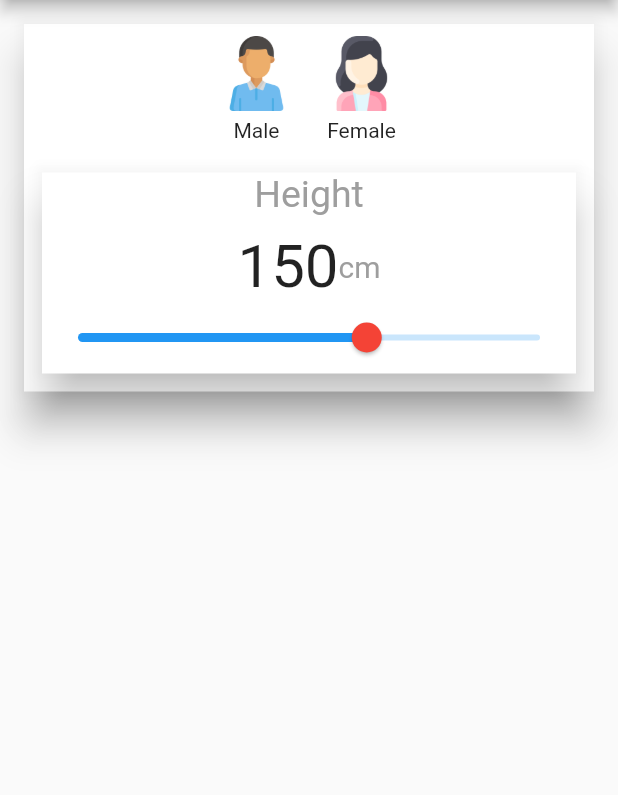
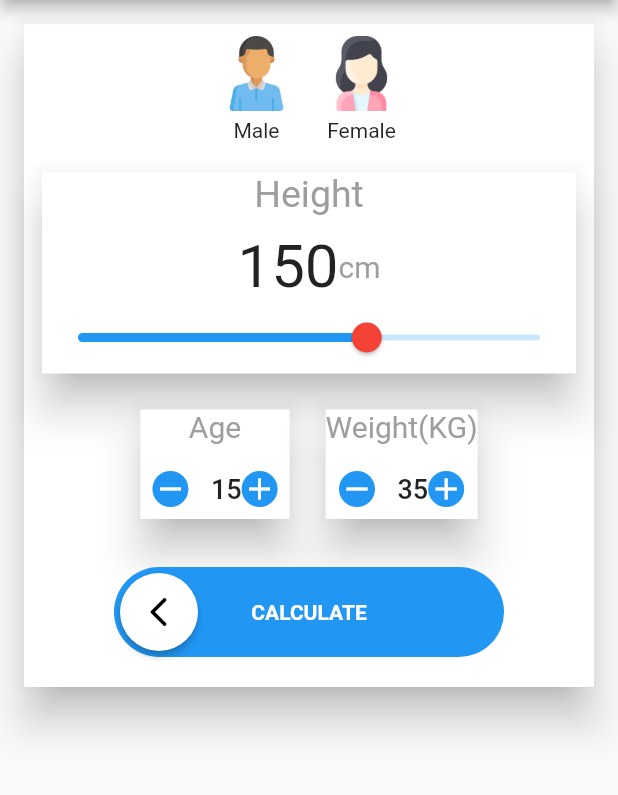
Before and after one commit to Ibrahim-K98han/flutter_bmi_calculator, a Flutter app: the screen it shows after launch, on a phone screen of 412 x 824 dp, the part 84-879 px from its top. Run offline on Flutter 3.47's test engine with Material 2 defaults, Android fonts, the phone set to English and light mode, and no system bars; drawn by our look-alikes of swipeable_button_view; missing offline and left inert: dart:html, flutter_3d_choice_chip.

Commit message:
calculate button added

```diff
--- a/lib/pages/home_screen.dart
+++ b/lib/pages/home_screen.dart
@@ -1,6 +1,10 @@
+import 'dart:html';
+
 import 'package:flutter/material.dart';
 import 'package:flutter_bmi_calculator/height_widget.dart';
+import 'package:flutter_bmi_calculator/widgets/age_weight_widget.dart';
 import 'package:flutter_bmi_calculator/widgets/gender_widget.dart';
+import 'package:swipeable_button_view/swipeable_button_view.dart';
 
 class HomeScreen extends StatefulWidget {
   const HomeScreen({Key? key}) : super(key: key);
@@ -12,6 +16,9 @@ class HomeScreen extends StatefulWidget {
 class _HomeScreenState extends State<HomeScreen> {
   int _gender = 0;
   int _height = 150;
+  int _age = 30;
+  int _weight = 50;
+  bool _isFinished = false;
   @override
   Widget build(BuildContext context) {
     return Scaffold(
@@ -33,7 +40,49 @@ class _HomeScreenState extends State<HomeScreen> {
                 ),
                 HeightWidget(onChange: (heightVal){
                     _height = heightVal;
-                },)
+                },),
+                Row(
+                  mainAxisAlignment: MainAxisAlignment.center,
+                  children: [
+                    AgeWeightWidget(onChange: (ageVal){
+                      _age = ageVal;
+                    },
+                        title: 'Age',
+                        initValue: 15,
+                        min: 0,
+                        max: 100),
+                    AgeWeightWidget(onChange: (weightVal){
+                      _weight = weightVal;
+                    },
+                        title: 'Weight(KG)',
+                        initValue: 35,
+                        min: 0,
+                        max: 200),
+                  ],
+                ),
+                Padding(
+                  padding: const EdgeInsets.symmetric(vertical: 20, horizontal: 60),
+                  child: SwipeableButtonView(
+                      isFinished: _isFinished,
+                      onFinish: (){
+                        setState((){
+                          _isFinished = false;
+                        });
+                      },
+                      onWaitingProcess: (){
+                        Future.delayed(Duration(seconds: 1),(){
+                          setState((){
+                            _isFinished = true;
+                          });
+                        });
+                      },
+                      activeColor: Colors.blue,
+                      buttonWidget: Icon(
+                        Icons.arrow_back_ios_rounded,
+                        color: Colors.black,
+                      ),
+                      buttonText: 'CALCULATE'),
+                )
               ],
             ),
           ),
--- a/lib/widgets/age_weight_widget.dart
+++ b/lib/widgets/age_weight_widget.dart
@@ -18,8 +18,77 @@ class AgeWeightWidget extends StatefulWidget {
 }
 
 class _AgeWeightWidgetState extends State<AgeWeightWidget> {
+
+  int counter = 0;
+
+  @override
+  void initState() {
+    super.initState();
+    counter = widget.initValue;
+  }
+
   @override
   Widget build(BuildContext context) {
-    return Container();
+    return Padding(
+        padding: const EdgeInsets.all(8.0),
+    child: Card(
+    elevation: 12,
+    shape: RoundedRectangleBorder(),
+    child: Column(
+    children: [
+      Text(widget.title, style: TextStyle(fontSize: 20, color: Colors.grey),),
+      SizedBox(height: 10,),
+      Padding(
+        padding: const EdgeInsets.all(8.0),
+        child: Row(
+          children: [
+            InkWell(
+              child: CircleAvatar(
+                radius: 12,
+                backgroundColor: Colors.blue,
+                child:Icon(
+                  Icons.remove,
+                  color: Colors.white,
+                ),
+              ),
+              onTap: (){
+                setState((){
+                  if(counter > widget.min){
+                    counter--;
+                  }
+                });
+                widget.onChange(counter);
+              },
+            ),
+
+            SizedBox(width: 15,),
+            Text(counter.toString(),textAlign: TextAlign.center,
+            style: TextStyle(
+              color: Colors.black87,
+              fontSize: 18,
+              fontWeight: FontWeight.w500,
+            ),),
+            InkWell(
+              child: CircleAvatar(
+                radius: 12,
+                backgroundColor: Colors.blue,
+                child:Icon(
+                  Icons.add,
+                  color: Colors.white,
+                ),
+              ),
+              onTap: (){
+                setState((){
+                  if(counter < widget.max){
+                    counter++;
+                  }
+                });
+                widget.onChange(counter);
+              },
+            )
+          ],
+        ),
+      )
+    ])));
   }
 }
```
